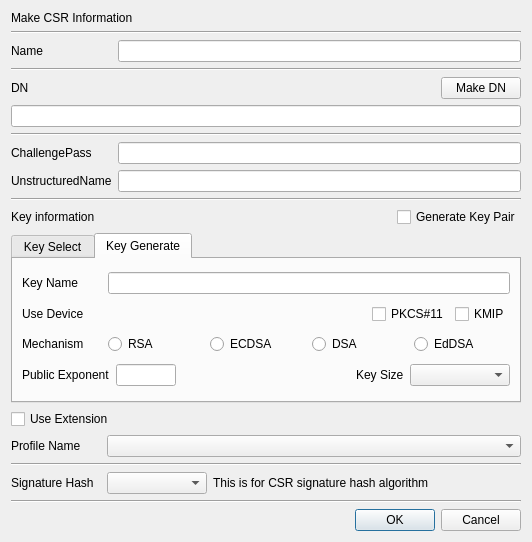
jykim74/CertMan, file CertMan/make_req_dlg.ui: the form before one commit.
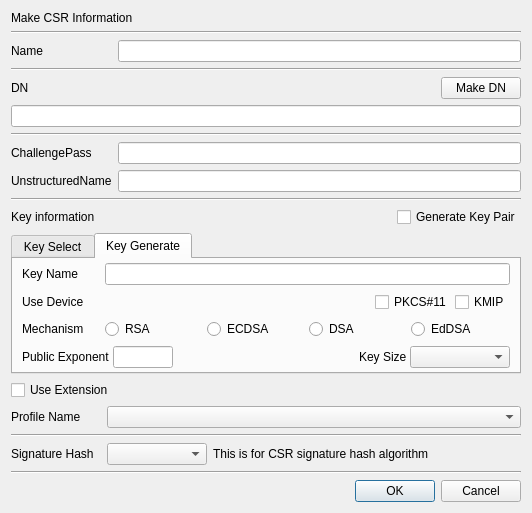
The form after the commit.

Patch:
```diff
--- a/CertMan/make_req_dlg.ui
+++ b/CertMan/make_req_dlg.ui
@@ -7,7 +7,7 @@
     <x>0</x>
     <y>0</y>
     <width>532</width>
-    <height>542</height>
+    <height>513</height>
    </rect>
   </property>
   <property name="windowTitle">
@@ -343,6 +343,15 @@
        <string>Key Generate</string>
       </attribute>
       <layout class="QVBoxLayout" name="verticalLayout_2">
+       <property name="spacing">
+        <number>3</number>
+       </property>
+       <property name="topMargin">
+        <number>0</number>
+       </property>
+       <property name="bottomMargin">
+        <number>0</number>
+       </property>
        <item>
         <layout class="QGridLayout" name="gridLayout_2">
          <item row="0" column="0">
```
Left out of the diff: 3 changed lines with no effect on the pictures.
